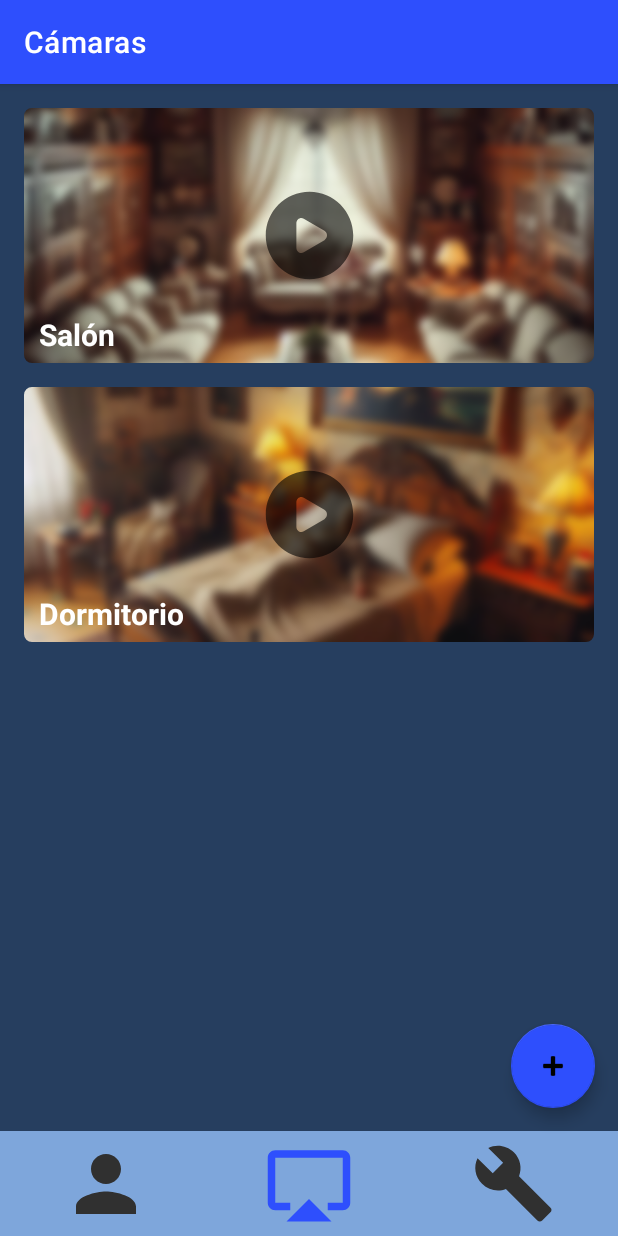
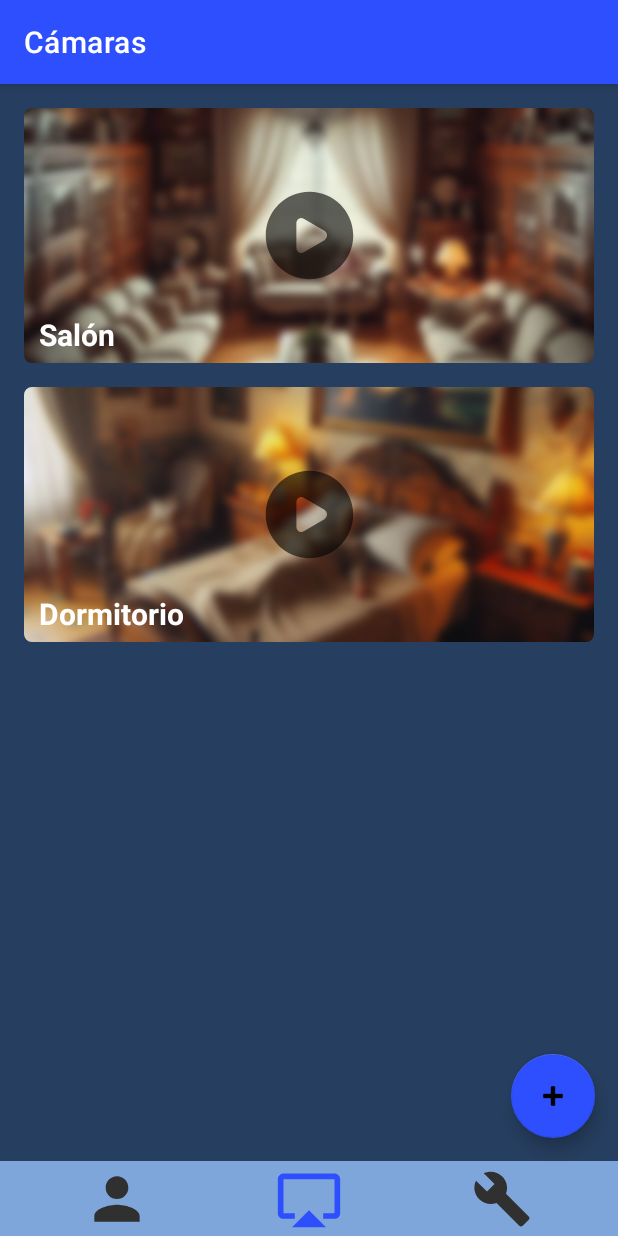
Before and after one commit to JGoterris/ElderEye, an Android app: the CameraActivity screen opened directly, with no data from a screen before it, on a phone screen of 412 x 824 dp. Run offline under Robolectric (Android 15) with nearby library versions, the phone set to English and light mode, and no system bars.

Commit message:
Add Camera dialog casi acabada

```diff
--- a/app/src/main/java/com/firstlinedevs/eldereye/LoginActivity.kt
+++ b/app/src/main/java/com/firstlinedevs/eldereye/LoginActivity.kt
@@ -51,7 +51,7 @@ class LoginActivity : AppCompatActivity() {
         val registerClickedDialog = AlertDialog.Builder(this)
         registerClickedDialog.setTitle("No implementado")
         registerClickedDialog.setMessage("Debido a que esta es una aplicación prototipo, esta opción no está disponible")
-        registerClickedDialog.setPositiveButton(android.R.string.yes) { dialog, which ->}
+        registerClickedDialog.setPositiveButton("Aceptar") { dialog, which ->}
 
         tvRegister.setOnClickListener {
             registerClickedDialog.show()
--- a/app/src/main/java/com/firstlinedevs/eldereye/recyclerpackage/adapter/CameraViewHolder.kt
+++ b/app/src/main/java/com/firstlinedevs/eldereye/recyclerpackage/adapter/CameraViewHolder.kt
@@ -1,14 +1,16 @@
 package com.firstlinedevs.eldereye.recyclerpackage.adapter
 
+import android.app.Dialog
 import android.view.View
 import android.widget.ImageView
 import android.widget.TextView
 import androidx.recyclerview.widget.RecyclerView
 import com.firstlinedevs.eldereye.R
 import com.firstlinedevs.eldereye.recyclerpackage.CameraData
+import com.google.android.material.floatingactionbutton.FloatingActionButton
 import com.google.android.material.imageview.ShapeableImageView
 
-class CameraViewHolder(view: View) : RecyclerView.ViewHolder(view){
+class CameraViewHolder(val view: View) : RecyclerView.ViewHolder(view){
     val ivPhoto = view.findViewById<ShapeableImageView>(R.id.ivPhoto)
     val tvCameraName = view.findViewById<TextView>(R.id.tvCameraName)
 
--- a/app/src/main/res/layout/activity_camera.xml
+++ b/app/src/main/res/layout/activity_camera.xml
@@ -14,12 +14,13 @@
         app:layout_constraintEnd_toEndOf="parent"
         app:layout_constraintStart_toStartOf="parent"
         app:layout_constraintTop_toTopOf="parent"
-        app:layout_constraintVertical_bias="0"/>
+        app:layout_constraintVertical_bias="0"
+        android:paddingBottom="55dp"/>
 
     <androidx.constraintlayout.widget.ConstraintLayout
         android:id="@+id/optionsCamera"
         android:layout_width="0dp"
-        android:layout_height="70dp"
+        android:layout_height="50dp"
         app:layout_constraintBottom_toBottomOf="parent"
         app:layout_constraintStart_toStartOf="parent"
         app:layout_constraintEnd_toEndOf="parent"
@@ -27,8 +28,8 @@
 
         <ImageView
             android:id="@+id/opCPerson"
-            android:layout_width="60dp"
-            android:layout_height="60dp"
+            android:layout_width="45dp"
+            android:layout_height="45dp"
             android:layout_gravity="center"
             android:src="@drawable/ic_person"
             app:layout_constraintBottom_toBottomOf="parent"
@@ -36,12 +37,12 @@
             app:layout_constraintStart_toStartOf="parent"
             app:layout_constraintTop_toTopOf="parent"
             app:tint="@color/greyOptions"
-            app:layout_constraintHorizontal_bias="0.35"/>
+            app:layout_constraintHorizontal_bias="0.4"/>
 
         <ImageView
             android:id="@+id/opCCamera"
-            android:layout_width="60dp"
-            android:layout_height="60dp"
+            android:layout_width="45dp"
+            android:layout_height="45dp"
             android:layout_gravity="center"
             android:src="@drawable/ic_screen"
             app:layout_constraintBottom_toBottomOf="parent"
@@ -52,8 +53,8 @@
 
         <ImageView
             android:id="@+id/opCSettings"
-            android:layout_width="55dp"
-            android:layout_height="55dp"
+            android:layout_width="40dp"
+            android:layout_height="40dp"
             android:layout_gravity="center"
             android:src="@drawable/ic_settings"
             app:layout_constraintBottom_toBottomOf="parent"
@@ -61,11 +62,11 @@
             app:layout_constraintStart_toEndOf="@+id/opCCamera"
             app:layout_constraintTop_toTopOf="parent"
             app:tint="@color/greyOptions"
-            app:layout_constraintHorizontal_bias="0.65"/>
+            app:layout_constraintHorizontal_bias="0.6"/>
     </androidx.constraintlayout.widget.ConstraintLayout>
 
     <com.google.android.material.floatingactionbutton.FloatingActionButton
-        android:id="@+id/floatingActionButton2"
+        android:id="@+id/fabAddCamera"
         android:layout_width="wrap_content"
         android:layout_height="wrap_content"
         android:clickable="true"
--- a/app/src/main/res/values/colors.xml
+++ b/app/src/main/res/values/colors.xml
@@ -13,4 +13,6 @@
     <color name="optionsBackground">#7EA6DB</color>
     <color name="resaltarOption">#2E4FFD</color>
     <color name="greyOptions">#303030</color>
+    <color name="softGrey">#C1C1C1</color>
+    <color name="red">#FF0000</color>
 </resources>
--- a/app/src/main/res/values/strings.xml
+++ b/app/src/main/res/values/strings.xml
@@ -11,4 +11,5 @@
     <string name="title_person">Persona</string>
     <string name="title_cameras">Cámaras</string>
     <string name="title_settings">Ajustes</string>
+    <string name="add_camera">Añadir cámara</string>
 </resources>
```
Also changed, not shown: app/src/main/java/com/firstlinedevs/eldereye/CameraActivity.kt (+32 -0 lines), app/src/main/res/layout/activity_person.xml (+9 -9 lines), app/src/main/res/layout/add_camera.xml (added, +111 -0 lines).
